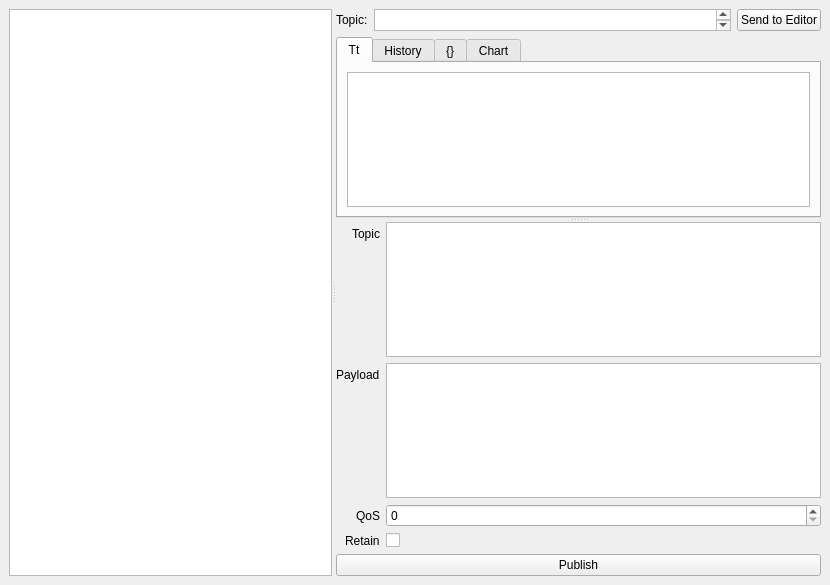
mwdmwd/mqtt-navigator, file ui/mainwindow.ui: the form before one commit.
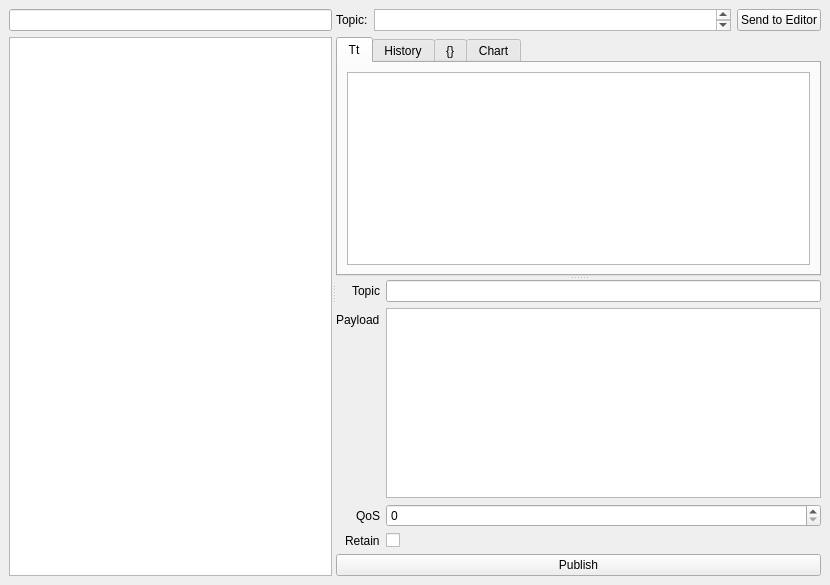
The form after the commit.

Commit message: Add searchbox, change topic field to QLineEdit

What changed in the file:
```diff
--- a/ui/mainwindow.ui
+++ b/ui/mainwindow.ui
@@ -20,7 +20,23 @@
       <property name="orientation">
        <enum>Qt::Horizontal</enum>
       </property>
-      <widget class="QTreeView" name="tree_view"/>
+      <widget class="QWidget" name="">
+       <layout class="QVBoxLayout" name="verticalLayout_5">
+        <item>
+         <widget class="QLineEdit" name="text_tree_search"/>
+        </item>
+        <item>
+         <widget class="QTreeView" name="tree_view">
+          <property name="sizePolicy">
+           <sizepolicy hsizetype="Expanding" vsizetype="Expanding">
+            <horstretch>0</horstretch>
+            <verstretch>1</verstretch>
+           </sizepolicy>
+          </property>
+         </widget>
+        </item>
+       </layout>
+      </widget>
       <widget class="QWidget" name="layoutWidget">
        <layout class="QVBoxLayout" name="verticalLayout">
         <item>
@@ -123,10 +139,7 @@
             <property name="formAlignment">
              <set>Qt::AlignLeading|Qt::AlignLeft|Qt::AlignVCenter</set>
             </property>
-            <item row="0" column="1">
-             <widget class="QTextEdit" name="text_topic"/>
-            </item>
-            <item row="1" column="0">
+            <item row="2" column="0">
              <widget class="QLabel" name="label_payload">
               <property name="text">
                <string>Payload</string>
@@ -136,10 +149,10 @@
               </property>
              </widget>
             </item>
-            <item row="1" column="1">
+            <item row="2" column="1">
              <widget class="QTextEdit" name="text_payload"/>
             </item>
-            <item row="2" column="0">
+            <item row="3" column="0">
              <widget class="QLabel" name="label_qos">
               <property name="text">
                <string>QoS</string>
@@ -149,7 +162,7 @@
               </property>
              </widget>
             </item>
-            <item row="2" column="1">
+            <item row="3" column="1">
              <widget class="QSpinBox" name="num_qos">
               <property name="frame">
                <bool>true</bool>
@@ -159,31 +172,28 @@
               </property>
              </widget>
             </item>
-            <item row="6" column="0" colspan="2">
+            <item row="7" column="0" colspan="2">
              <widget class="QPushButton" name="button_publish">
               <property name="text">
                <string>Publish</string>
               </property>
              </widget>
             </item>
-            <item row="0" column="0">
+            <item row="1" column="0">
              <widget class="QLabel" name="label_topic">
               <property name="text">
                <string>Topic</string>
               </property>
-              <property name="buddy">
-               <cstring>text_topic</cstring>
-              </property>
              </widget>
             </item>
-            <item row="4" column="0">
+            <item row="5" column="0">
              <widget class="QLabel" name="label_retain">
               <property name="text">
                <string>Retain</string>
               </property>
              </widget>
             </item>
-            <item row="4" column="1">
+            <item row="5" column="1">
              <widget class="QCheckBox" name="checkbox_retain">
               <property name="sizePolicy">
                <sizepolicy hsizetype="Minimum" vsizetype="Fixed">
@@ -196,6 +206,9 @@
               </property>
              </widget>
             </item>
+            <item row="1" column="1">
+             <widget class="QLineEdit" name="text_topic"/>
+            </item>
            </layout>
           </widget>
          </widget>
```
The commit also changes 1 other file.
